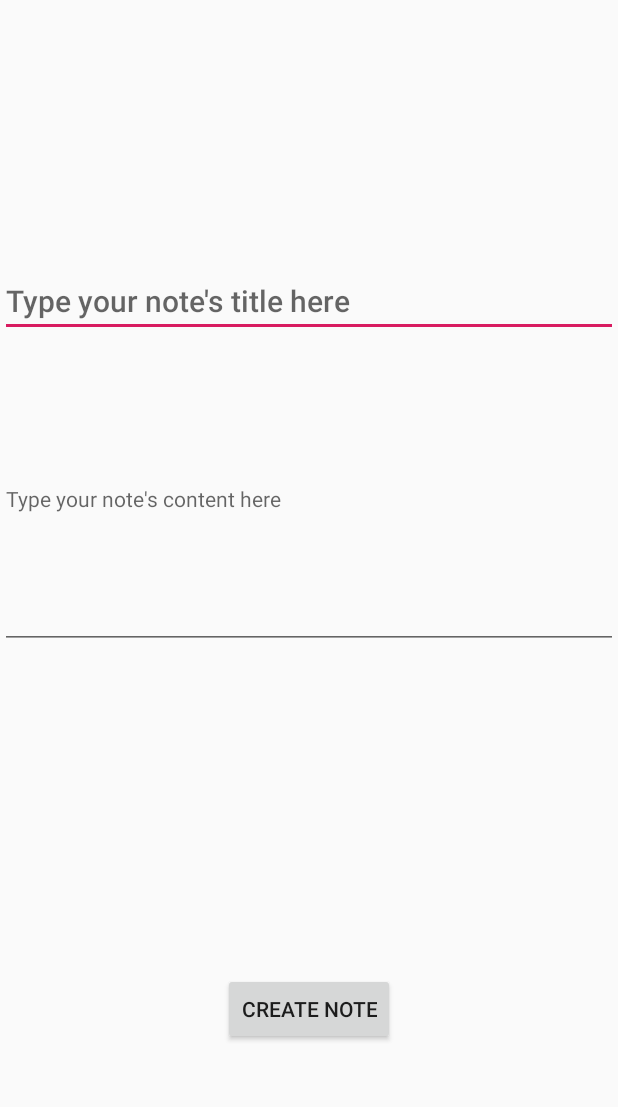
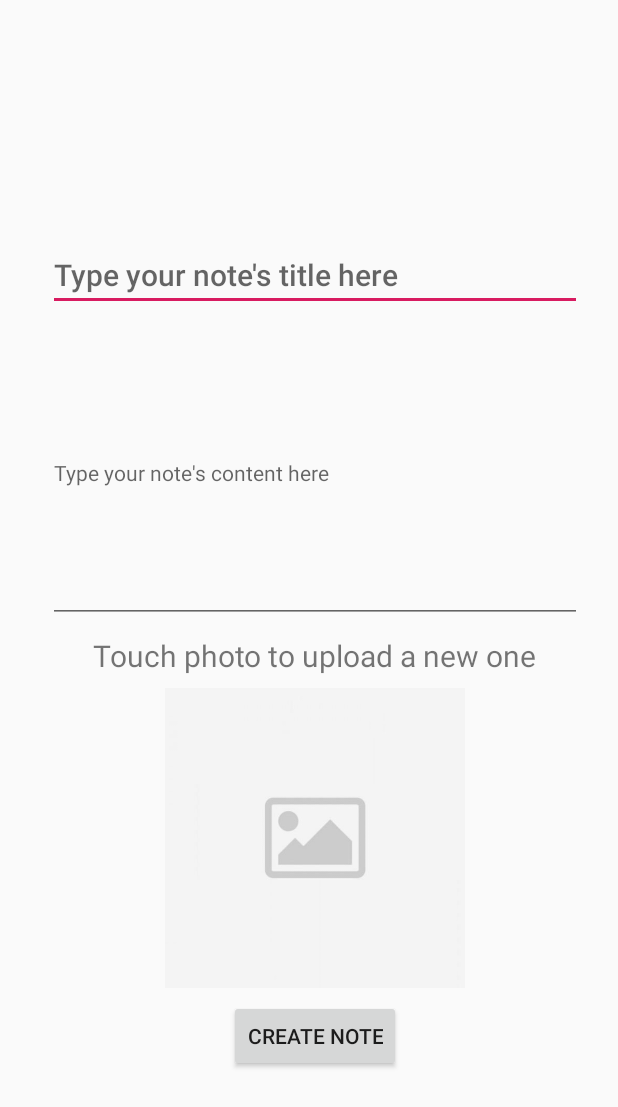
Before and after one commit to firansav/yournotes, an Android app: the MainActivity screen opened directly, with no data from a screen before it, after a tap on an icon or button, on a phone screen of 412 x 824 dp. Shown: the top 1107 px of the screen. Run offline under Robolectric (Android 15) with nearby library versions, the phone set to English and light mode, and no system bars; our stand-ins replace Room's generated code, data binding.

Commit message:
can access photos

```diff
--- a/app/src/main/res/layout/activity_create_notes.xml
+++ b/app/src/main/res/layout/activity_create_notes.xml
@@ -14,7 +14,9 @@
                 android:layout_width="match_parent"
                 android:layout_height="wrap_content"
                 android:gravity="center"
-                android:orientation="vertical">
+                android:orientation="vertical"
+                android:layout_marginLeft="@dimen/notes_detail_description_margin_left"
+                android:layout_marginRight="@dimen/notes_detail_description_margin_right">
 
             <EditText
                     android:id="@+id/addnote_title"
@@ -34,8 +36,16 @@
                     android:autoLink="web"
                     android:hint="@string/createnotes_content" />
 
+            <TextView
+                    android:layout_width="wrap_content"
+                    android:layout_height="wrap_content"
+                    android:layout_marginTop="8dp"
+                    android:textSize="20dp"
+                    android:text="@string/upload_photo_here"/>
+
             <ImageView
-                    android:id="@+id/imageview_maketransaction_photo"
+                    android:id="@+id/imageview_note_photo"
+                    android:src="@drawable/default_pic"
                     android:layout_width="200dp"
                     android:layout_height="200dp"
                     android:layout_gravity="center"
--- a/app/src/main/res/layout/fragment_notes_details.xml
+++ b/app/src/main/res/layout/fragment_notes_details.xml
@@ -28,7 +28,7 @@
                     android:id="@+id/notes_image"
                     android:src="@drawable/default_pic"
                     android:layout_width="wrap_content"
-                    android:layout_height="@dimen/notes_detail_image_size"
+                    android:layout_height="wrap_content"
                     android:layout_marginTop="@dimen/notes_detail_image_margin_vertical"
                     android:layout_marginBottom="@dimen/notes_detail_image_margin_vertical"
                     android:adjustViewBounds="true"
--- a/app/src/main/res/layout/recyclerview_notes.xml
+++ b/app/src/main/res/layout/recyclerview_notes.xml
@@ -10,7 +10,7 @@
 
         <ImageView
                 android:id="@+id/note_image"
-                imageResource="@drawable/default_pic"
+                android:src="@drawable/default_pic"
                 android:layout_width="match_parent"
                 android:layout_height="match_parent"
                 android:adjustViewBounds="true"
--- a/app/src/main/res/values/strings.xml
+++ b/app/src/main/res/values/strings.xml
@@ -7,7 +7,5 @@
     <string name="createnotes_content">Type your note\'s content here</string>
     <string name="notes_title">Note\'s Title</string>
     <string name="createnotes_button">Create Note</string>
-
-    <!-- TODO: Remove or change this placeholder text -->
-    <string name="hello_blank_fragment">Hello blank fragment</string>
+    <string name="upload_photo_here">Touch photo to upload a new one</string>
 </resources>
```
Also changed, not shown: app/src/main/java/id/ac/ui/cs/mobileprogramming/firandra_savitri/yournotes/CreateNoteActivity.kt (+80 -4 lines), app/src/main/java/id/ac/ui/cs/mobileprogramming/firandra_savitri/yournotes/DetailNote.kt (+23 -0 lines), 1 other file.
